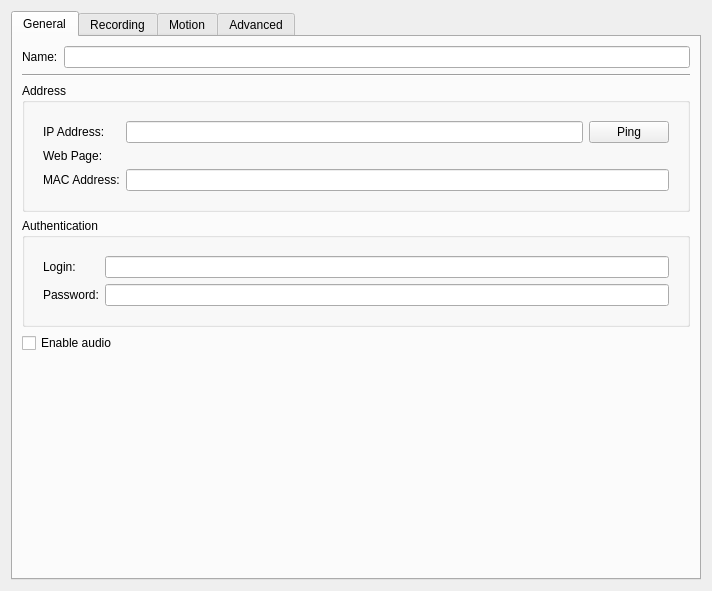
This is client/src/ui/widgets/properties/single_camera_settings_widget.ui in networkoptix/nx_open as Qt 5 draws it before an edit. The edited form follows.
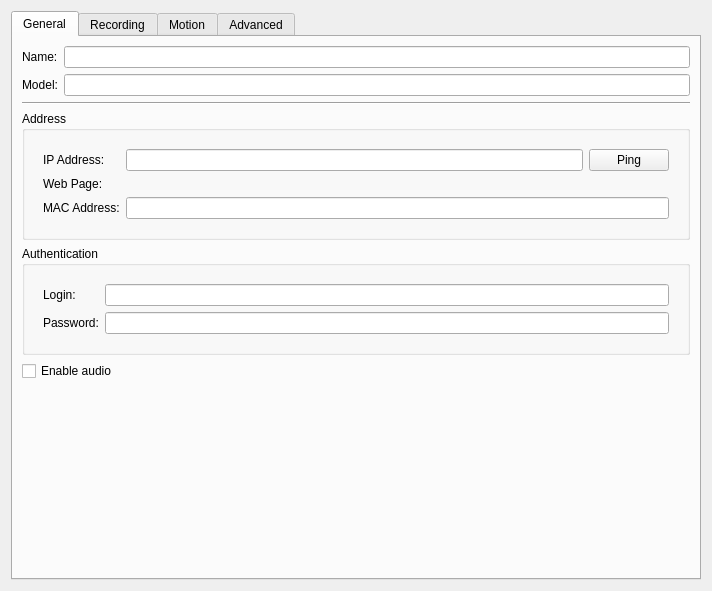
This is the edited form. Custom widgets are drawn as their Qt base class.

Commit message:
Implemented #1420: Show camera model name in UI.
<==== Mercurial data ====>
Branch: master

The edit to the form file:
```diff
--- a/client/src/ui/widgets/properties/single_camera_settings_widget.ui
+++ b/client/src/ui/widgets/properties/single_camera_settings_widget.ui
@@ -25,17 +25,31 @@
       </attribute>
       <layout class="QVBoxLayout" name="verticalLayout_2">
        <item>
-        <layout class="QHBoxLayout" name="horizontalLayout">
-         <item>
+        <layout class="QFormLayout" name="formLayout_3">
+         <item row="0" column="0">
           <widget class="QLabel" name="nameLabel">
            <property name="text">
             <string>Name:</string>
            </property>
           </widget>
          </item>
-         <item>
+         <item row="0" column="1">
           <widget class="QLineEdit" name="nameEdit"/>
          </item>
+         <item row="1" column="0">
+          <widget class="QLabel" name="label_7">
+           <property name="text">
+            <string>Model:</string>
+           </property>
+          </widget>
+         </item>
+         <item row="1" column="1">
+          <widget class="QLineEdit" name="modelEdit">
+           <property name="readOnly">
+            <bool>true</bool>
+           </property>
+          </widget>
+         </item>
         </layout>
        </item>
        <item>
```
The commit also changes 1 other file.
